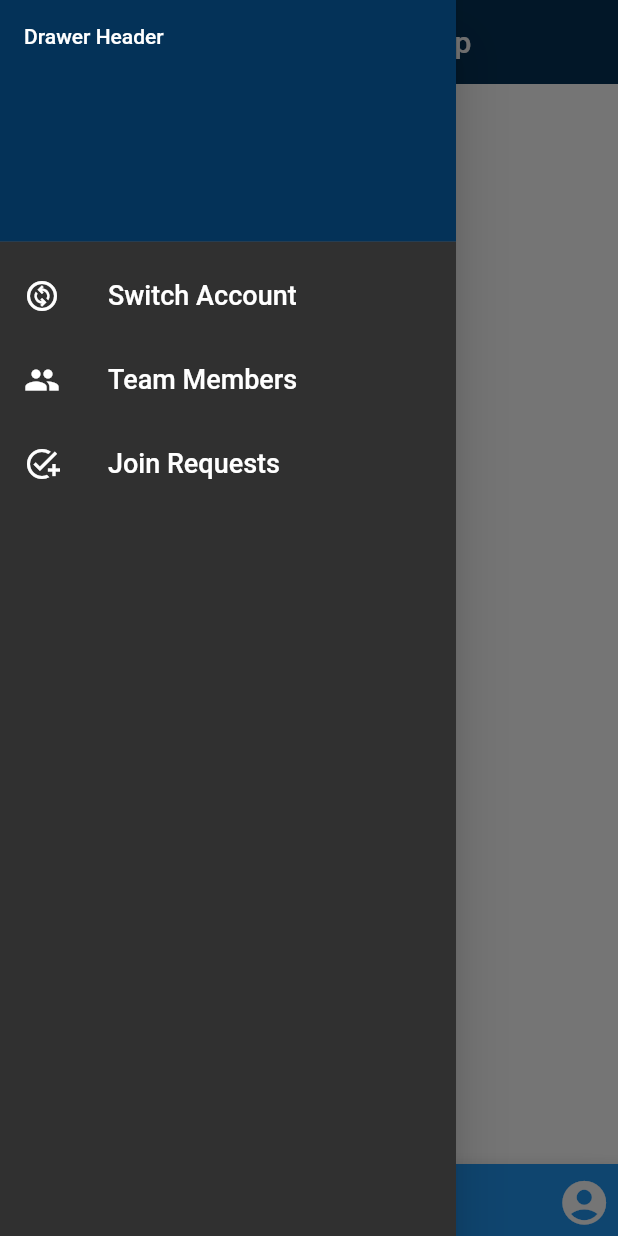
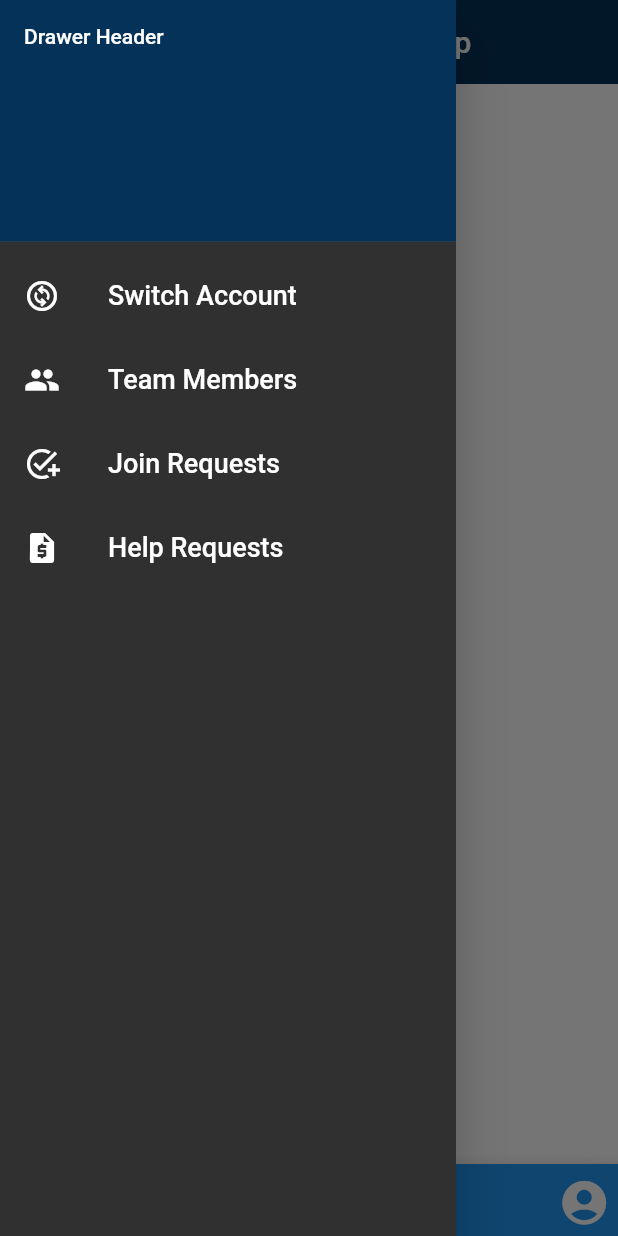
Before and after one commit to HASATD/DASS-Project, a Flutter app: the NGOHomePage screen opened directly with empty values, with the side drawer open, on a phone screen of 412 x 824 dp. Run offline on Flutter 3.47's test engine with Material 2 defaults, Android fonts, the phone set to English and light mode, and no system bars; our stand-ins replace cached_network_image, cloud_firestore, convex_bottom_bar, file_picker, firebase_auth, firebase_core and 7 more; missing offline and left inert: geoflutterfire; accounts and stored records are empty.

Commit message:
added ngo dashboard

```diff
--- a/petlove/lib/screens/NGO_home_page.dart
+++ b/petlove/lib/screens/NGO_home_page.dart
@@ -13,6 +13,7 @@ import 'package:petlove/screens/account_page.dart';
 import 'package:petlove/mainkk.dart';
 import 'package:petlove/screens/register_NGO.dart';
 import 'package:petlove/screens/join_NGO.dart';
+import 'package:petlove/screens/ngo_request_display.dart';
 
 class NGOHomePage extends StatefulWidget {
   const NGOHomePage({Key? key, required String? uid})
@@ -49,18 +50,18 @@ class _NGOHomePageState extends State<NGOHomePage> {
         appBar: AppBar(
           elevation: 0,
           backgroundColor: Color.fromARGB(255, 4, 50, 88),
-          /**leading: Container(
-          color: Color.fromARGB(255, 57, 152, 216),
-          padding: EdgeInsets.all(3),
-          /** PetCare Logo **/
-            child: Flexible(
-            flex: 1,
-            child: Image.asset(
-              'assets/petcare_image.PNG',
-              height: 50,
-            ),
-          ),
-        ),**/ //Container
+        //   leading: Container(
+        //   color: Color.fromARGB(255, 57, 152, 216),
+        //   padding: EdgeInsets.all(3),
+        //   /** PetCare Logo **/
+        //     child: Flexible(
+        //     flex: 1,
+        //     child: Image.asset(
+        //       'assets/petcare_image.PNG',
+        //       height: 50,
+        //     ),
+        //   ),
+        // ), //Container
           title: Text('Welcome to petcare app'),
           centerTitle: true,
         ),
@@ -109,6 +110,19 @@ class _NGOHomePageState extends State<NGOHomePage> {
                 //             user: _user,
                 //           )),
                 // );
+              },
+            ),
+            ListTile(
+              leading: Icon(Icons.request_quote),
+              title: Text("Help Requests", style: TextStyle(fontSize: 18)),
+              onTap: () {
+                Navigator.push(
+                  context,
+                  MaterialPageRoute(
+                      builder: (context) => NGORequestsDisplay(
+                            uid: _uid,
+                          )),
+                );
               },
             ),
           ]),
```
Also changed, not shown: petlove/lib/screens/ngo_request_display.dart (+71 -8 lines).
